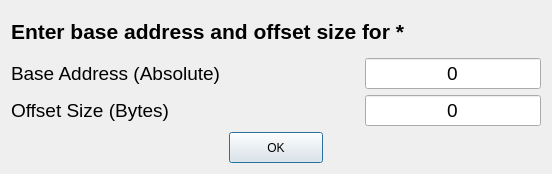
Qt form client/regbank_address_dialog.ui (vipersnh/regbank_reader) before a commit.
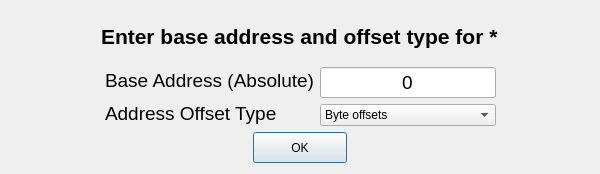
The same form after that commit.

```diff
--- a/client/regbank_address_dialog.ui
+++ b/client/regbank_address_dialog.ui
@@ -6,27 +6,42 @@
    <rect>
     <x>0</x>
     <y>0</y>
-    <width>552</width>
+    <width>600</width>
     <height>174</height>
    </rect>
   </property>
   <property name="minimumSize">
    <size>
-    <width>552</width>
+    <width>600</width>
     <height>174</height>
    </size>
   </property>
   <property name="maximumSize">
    <size>
-    <width>552</width>
+    <width>600</width>
     <height>174</height>
    </size>
   </property>
   <property name="windowTitle">
    <string>Dialog</string>
   </property>
-  <layout class="QGridLayout" name="gridLayout_2">
-   <item row="0" column="0" colspan="3">
+  <layout class="QVBoxLayout" name="verticalLayout_4">
+   <item>
+    <layout class="QHBoxLayout" name="horizontalLayout_2">
+     <item>
+      <spacer name="horizontalSpacer_6">
+       <property name="orientation">
+        <enum>Qt::Horizontal</enum>
+       </property>
+       <property name="sizeHint" stdset="0">
+        <size>
+         <width>40</width>
+         <height>20</height>
+        </size>
+       </property>
+      </spacer>
+     </item>
+     <item>
     <widget class="QLabel" name="main_label">
      <property name="font">
       <font>
@@ -36,13 +51,43 @@
       </font>
      </property>
      <property name="text">
-      <string>Enter base address and offset size for *</string>
+        <string>Enter base address and offset type for *</string>
      </property>
     </widget>
    </item>
-   <item row="1" column="0" colspan="3">
-    <layout class="QGridLayout" name="gridLayout">
-     <item row="0" column="0" colspan="2">
+     <item>
+      <spacer name="horizontalSpacer_5">
+       <property name="orientation">
+        <enum>Qt::Horizontal</enum>
+       </property>
+       <property name="sizeHint" stdset="0">
+        <size>
+         <width>40</width>
+         <height>20</height>
+        </size>
+       </property>
+      </spacer>
+     </item>
+    </layout>
+   </item>
+   <item>
+    <layout class="QHBoxLayout" name="horizontalLayout_3">
+     <item>
+      <spacer name="horizontalSpacer_4">
+       <property name="orientation">
+        <enum>Qt::Horizontal</enum>
+       </property>
+       <property name="sizeHint" stdset="0">
+        <size>
+         <width>40</width>
+         <height>20</height>
+        </size>
+       </property>
+      </spacer>
+     </item>
+     <item>
+      <layout class="QVBoxLayout" name="verticalLayout">
+       <item>
       <widget class="QLabel" name="label">
        <property name="font">
         <font>
@@ -56,41 +101,7 @@
        </property>
       </widget>
      </item>
-     <item row="0" column="2">
-      <spacer name="horizontalSpacer_3">
-       <property name="orientation">
-        <enum>Qt::Horizontal</enum>
-       </property>
-       <property name="sizeHint" stdset="0">
-        <size>
-         <width>40</width>
-         <height>20</height>
-        </size>
-       </property>
-      </spacer>
-     </item>
-     <item row="0" column="3">
-      <widget class="QLineEdit" name="base_addr">
-       <property name="maximumSize">
-        <size>
-         <width>180</width>
-         <height>36</height>
-        </size>
-       </property>
-       <property name="font">
-        <font>
-         <pointsize>14</pointsize>
-        </font>
-       </property>
-       <property name="text">
-        <string>0</string>
-       </property>
-       <property name="alignment">
-        <set>Qt::AlignCenter</set>
-       </property>
-      </widget>
-     </item>
-     <item row="1" column="0">
+       <item>
       <widget class="QLabel" name="label_2">
        <property name="font">
         <font>
@@ -100,25 +111,16 @@
         </font>
        </property>
        <property name="text">
-        <string>Offset Size (Bytes)</string>
+          <string>Address Offset Type</string>
        </property>
       </widget>
      </item>
-     <item row="1" column="1" colspan="2">
-      <spacer name="horizontalSpacer_4">
-       <property name="orientation">
-        <enum>Qt::Horizontal</enum>
-       </property>
-       <property name="sizeHint" stdset="0">
-        <size>
-         <width>40</width>
-         <height>20</height>
-        </size>
-       </property>
-      </spacer>
+      </layout>
      </item>
-     <item row="1" column="3">
-      <widget class="QLineEdit" name="offset_size">
+     <item>
+      <layout class="QVBoxLayout" name="verticalLayout_2">
+       <item>
+        <widget class="QLineEdit" name="base_addr">
        <property name="maximumSize">
         <size>
          <width>180</width>
@@ -138,22 +140,53 @@
        </property>
       </widget>
      </item>
-    </layout>
-   </item>
-   <item row="2" column="0">
+       <item>
+        <widget class="QComboBox" name="addr_offset_type">
+         <item>
+          <property name="text">
+           <string>Byte offsets</string>
+          </property>
+         </item>
+         <item>
+          <property name="text">
+           <string>Word offsets</string>
+          </property>
+         </item>
+        </widget>
+       </item>
+      </layout>
+     </item>
+     <item>
+      <spacer name="horizontalSpacer_3">
+       <property name="orientation">
+        <enum>Qt::Horizontal</enum>
+       </property>
+       <property name="sizeHint" stdset="0">
+        <size>
+         <width>40</width>
+         <height>20</height>
+        </size>
+       </property>
+      </spacer>
+     </item>
+    </layout>
+   </item>
+   <item>
+    <layout class="QHBoxLayout" name="horizontalLayout">
+     <item>
     <spacer name="horizontalSpacer">
      <property name="orientation">
       <enum>Qt::Horizontal</enum>
      </property>
      <property name="sizeHint" stdset="0">
       <size>
-       <width>211</width>
-       <height>20</height>
+         <width>208</width>
+         <height>17</height>
       </size>
      </property>
     </spacer>
    </item>
-   <item row="2" column="1">
+     <item>
     <widget class="QPushButton" name="accept_button">
      <property name="minimumSize">
       <size>
@@ -172,7 +205,7 @@
      </property>
     </widget>
    </item>
-   <item row="2" column="2">
+     <item>
     <spacer name="horizontalSpacer_2">
      <property name="orientation">
       <enum>Qt::Horizontal</enum>
@@ -184,6 +217,8 @@
       </size>
      </property>
     </spacer>
+     </item>
+    </layout>
    </item>
   </layout>
  </widget>
```
Lines whose indentation alone changed are shown as unchanged.
